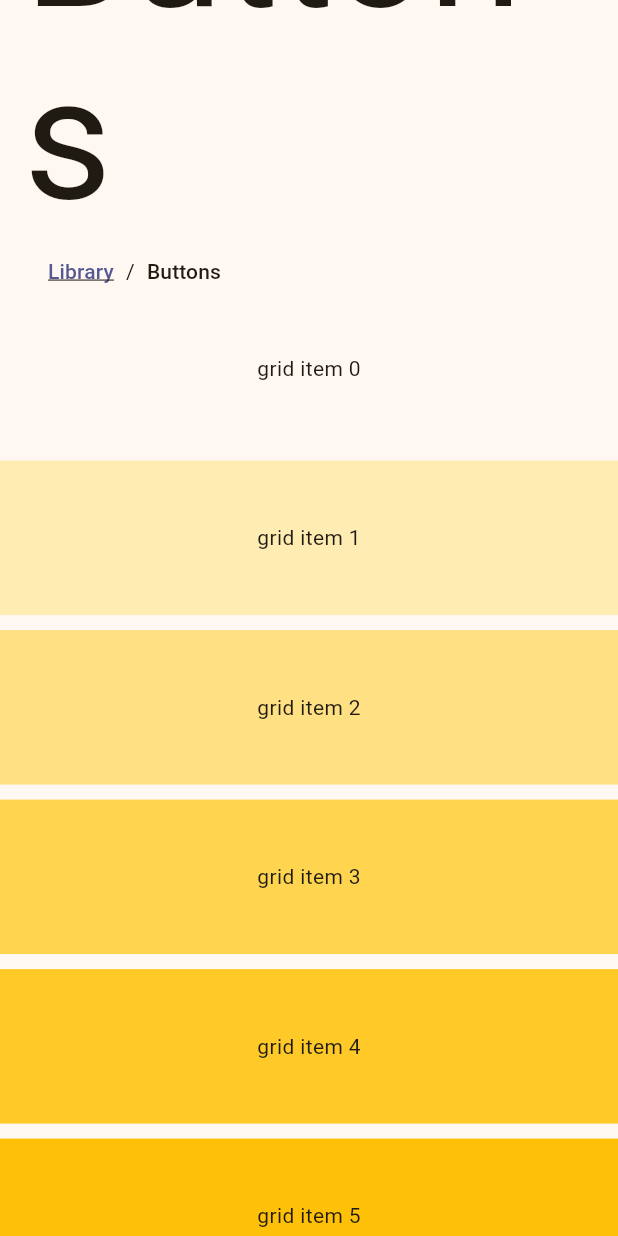
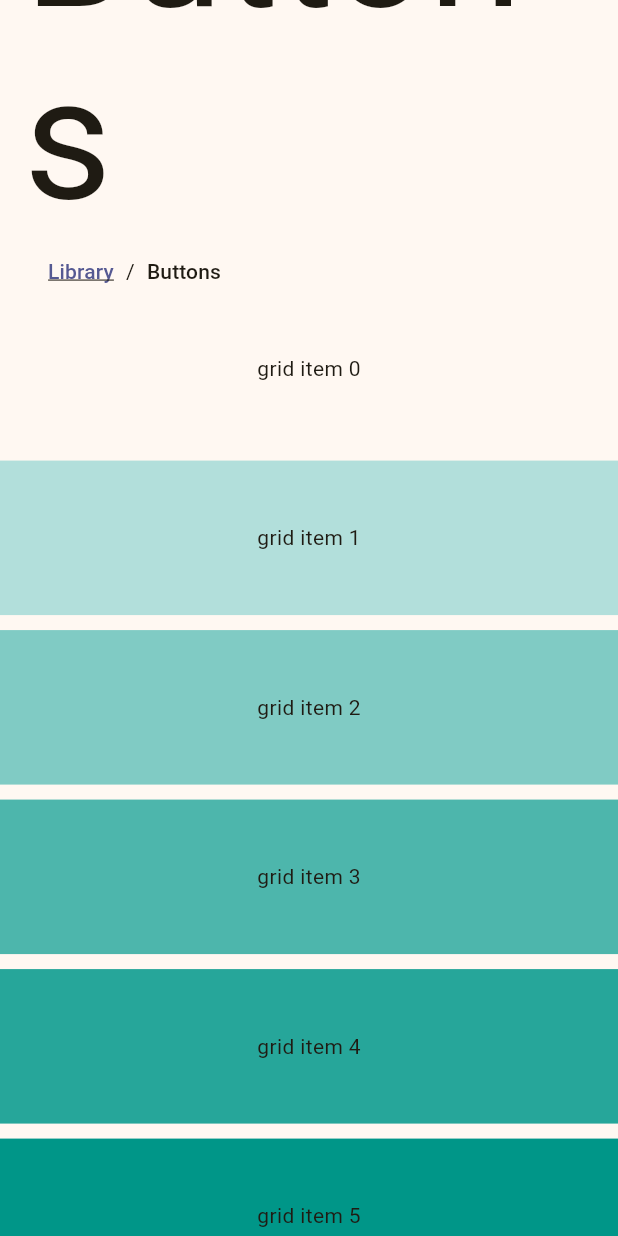
Before and after one commit to SDC-Consulting-BE/sfds, a Flutter app: the screen it shows after launch, after a tap on an icon or button, on a phone screen of 412 x 824 dp. Run offline on Flutter 3.47's test engine with Material 3 defaults, Android fonts, the phone set to English and light mode, and no system bars; our stand-ins replace go_router.

Commit message:
Minor reorganization

```diff
--- a/component_library/lib/app/library/button/button_library_screen.dart
+++ b/component_library/lib/app/library/button/button_library_screen.dart
@@ -1,3 +1,4 @@
+import "package:component_library/app/widget/mock_grid.dart";
 import "package:flutter/material.dart";
 import "package:sfds/widget.dart";
 
@@ -5,33 +6,11 @@ class ButtonLibraryScreen extends StatelessWidget {
   const ButtonLibraryScreen({super.key});
 
   @override
-  Widget build(BuildContext context) => const SteveView(
-    appBar: SteveViewAppBar(title: "Buttons"),
+  Widget build(BuildContext context) => const SteveSliverView(
+    appBar: SteveSliverViewAppBar(title: "Buttons"),
     slivers: [
       SteveSliverBreadcrumbs(),
-      _MockGrid(),
+      MockGrid(),
     ],
   );
 }
-
-class _MockGrid extends StatelessWidget {
-  const _MockGrid();
-
-  @override
-  Widget build(BuildContext context) => SliverGrid(
-    gridDelegate: const SliverGridDelegateWithMaxCrossAxisExtent(
-      maxCrossAxisExtent: 600,
-      mainAxisSpacing: 10,
-      crossAxisSpacing: 10,
-      childAspectRatio: 4,
-    ),
-    delegate: SliverChildBuilderDelegate(
-      (context, index) => Container(
-        alignment: Alignment.center,
-        color: Colors.amber[100 * (index % 9)],
-        child: Text("grid item $index"),
-      ),
-      childCount: 52,
-    ),
-  );
-}
--- a/component_library/lib/app/library/library_screen.dart
+++ b/component_library/lib/app/library/library_screen.dart
@@ -1,14 +1,13 @@
-import "package:component_library/app_routes.dart";
+import "package:component_library/app/widget/mock_grid.dart";
 import "package:flutter/material.dart";
-import "package:go_router/go_router.dart";
 import "package:sfds/widget.dart";
 
 class LibraryScreen extends StatelessWidget {
   const LibraryScreen({super.key});
 
   @override
-  Widget build(BuildContext context) => SteveView(
-    appBar: SteveViewAppBar(
+  Widget build(BuildContext context) => SteveSliverView(
+    appBar: SteveSliverViewAppBar(
       title: "Component Library",
       actions: [
         SteveViewAppBarAction(icon: Icons.sunny, onPressed: () {}),
@@ -16,31 +15,6 @@ class LibraryScreen extends StatelessWidget {
         SteveViewAppBarAction(icon: Icons.snowing, onPressed: () {}),
       ],
     ),
-    slivers: const [_MockGrid()],
+    slivers: const [MockGrid()],
   );
 }
-
-class _MockGrid extends StatelessWidget {
-  const _MockGrid();
-
-  @override
-  Widget build(BuildContext context) => SliverGrid(
-    gridDelegate: const SliverGridDelegateWithMaxCrossAxisExtent(
-      maxCrossAxisExtent: 600,
-      mainAxisSpacing: 10,
-      crossAxisSpacing: 10,
-      childAspectRatio: 4,
-    ),
-    delegate: SliverChildBuilderDelegate(
-      (context, index) => InkWell(
-        onTap: () => context.go(routeLibraryButtons),
-        child: Container(
-          alignment: Alignment.center,
-          color: Colors.teal[100 * (index % 9)],
-          child: Text("grid item $index"),
-        ),
-      ),
-      childCount: 52,
-    ),
-  );
-}
--- /dev/null
+++ b/component_library/lib/app/widget/mock_grid.dart
@@ -0,0 +1,28 @@
+import "package:component_library/app_routes.dart";
+import "package:flutter/material.dart";
+import "package:go_router/go_router.dart";
+
+class MockGrid extends StatelessWidget {
+  const MockGrid({super.key});
+
+  @override
+  Widget build(BuildContext context) => SliverGrid(
+    gridDelegate: const SliverGridDelegateWithMaxCrossAxisExtent(
+      maxCrossAxisExtent: 600,
+      mainAxisSpacing: 10,
+      crossAxisSpacing: 10,
+      childAspectRatio: 4,
+    ),
+    delegate: SliverChildBuilderDelegate(
+          (context, index) => InkWell(
+        onTap: () => context.go(routeLibraryButtons),
+        child: Container(
+          alignment: Alignment.center,
+          color: Colors.teal[100 * (index % 9)],
+          child: Text("grid item $index"),
+        ),
+      ),
+      childCount: 52,
+    ),
+  );
+}
--- a/lib/src/widget/view.dart
+++ b/lib/src/widget/view.dart
@@ -3,20 +3,20 @@ import "package:sfds/src/constants.dart";
 import "package:sfds/src/util/collection_util.dart";
 import "package:sfds/src/util/text_style_util.dart";
 
-const _steveViewAppBarPaddingFactor = 1.314;
-const _steveViewAppBarExpansionFactor = 2.0;
-const _steveViewAppBarHorizontalSpacing = 16.0;
-const _steveViewAppBarIconsSizeFactor = 0.5;
-const _steveViewAppBarIconsSpacer = sizedBoxW8;
+const _steveSliverViewAppBarPaddingFactor = 1.314;
+const _steveSliverViewAppBarExpansionFactor = 2.0;
+const _steveSliverViewAppBarHorizontalSpacing = 16.0;
+const _steveSliverViewAppBarIconsSizeFactor = 0.5;
+const _steveSliverViewAppBarIconsSpacer = sizedBoxW8;
 
-class SteveView extends StatelessWidget {
-  const SteveView({
+class SteveSliverView extends StatelessWidget {
+  const SteveSliverView({
     super.key,
     required this.appBar,
     required this.slivers,
   });
 
-  final SteveViewAppBar appBar;
+  final SteveSliverViewAppBar appBar;
   final List<Widget> slivers;
 
   @override
@@ -24,7 +24,7 @@ class SteveView extends StatelessWidget {
     var theme = Theme.of(context);
     var appBarTitleStyle = theme.textTheme.displayLarge!;
     var appBarTitleStyleHeight = TextStyleUtil.getTrueHeight(appBarTitleStyle);
-    var appBarHeight = appBarTitleStyleHeight * _steveViewAppBarPaddingFactor;
+    var appBarHeight = appBarTitleStyleHeight * _steveSliverViewAppBarPaddingFactor;
     var appBarVerticalPadding = (appBarHeight - appBarTitleStyleHeight) / 2;
     return Scaffold(
       body: CustomScrollView(
@@ -33,18 +33,18 @@ class SteveView extends StatelessWidget {
             pinned: true,
             collapsedHeight: appBarHeight,
             toolbarHeight: appBarHeight,
-            expandedHeight: appBarHeight * _steveViewAppBarExpansionFactor,
+            expandedHeight: appBarHeight * _steveSliverViewAppBarExpansionFactor,
             leading: sizedBoxZero,
             flexibleSpace: FlexibleSpaceBar(
-              titlePadding: EdgeInsets.symmetric(horizontal: _steveViewAppBarHorizontalSpacing, vertical: appBarVerticalPadding),
-              expandedTitleScale: _steveViewAppBarExpansionFactor,
+              titlePadding: EdgeInsets.symmetric(horizontal: _steveSliverViewAppBarHorizontalSpacing, vertical: appBarVerticalPadding),
+              expandedTitleScale: _steveSliverViewAppBarExpansionFactor,
               title: Text(appBar.title, style: appBarTitleStyle),
             ),
-            actionsPadding: const EdgeInsets.only(right: _steveViewAppBarHorizontalSpacing),
+            actionsPadding: const EdgeInsets.only(right: _steveSliverViewAppBarHorizontalSpacing),
             actionsIconTheme: IconThemeData(
-              size: appBarHeight * _steveViewAppBarIconsSizeFactor,
+              size: appBarHeight * _steveSliverViewAppBarIconsSizeFactor,
             ),
-            actions: CollectionUtil.intersperse(_steveViewAppBarIconsSpacer, appBar.actions).toList(),
+            actions: CollectionUtil.intersperse(_steveSliverViewAppBarIconsSpacer, appBar.actions).toList(),
           ),
           ...slivers,
         ],
@@ -53,8 +53,8 @@ class SteveView extends StatelessWidget {
   }
 }
 
-class SteveViewAppBar {
-  const SteveViewAppBar({
+class SteveSliverViewAppBar {
+  const SteveSliverViewAppBar({
     required this.title,
     this.actions = const [],
   });
@@ -63,11 +63,11 @@ class SteveViewAppBar {
   final List<SteveViewAppBarAction> actions;
 }
 
-const _steveViewActionDefaultScale = 1.0;
-const _steveViewActionHoverScale = 1.314;
-const _steveViewActionScaleAnimationDuration = durationMs100;
-const _steveViewActionSplashBorder = roundedRectangleBorderC12;
-const _steveViewActionPadding = paddingA6;
+const _steveSliverViewActionDefaultScale = 1.0;
+const _steveSliverViewActionHoverScale = 1.314;
+const _steveSliverViewActionScaleAnimationDuration = durationMs100;
+const _steveSliverViewActionSplashBorder = roundedRectangleBorderC12;
+const _steveSliverViewActionPadding = paddingA6;
 
 class SteveViewAppBarAction extends StatefulWidget {
   const SteveViewAppBarAction({
@@ -91,16 +91,16 @@ class _SteveViewAppBarActionState extends State<SteveViewAppBarAction> {
     var theme = Theme.of(context);
     var hoveredColor = theme.colorScheme.primary;
     return AnimatedScale(
-      scale: _hovered ? _steveViewActionHoverScale : _steveViewActionDefaultScale,
-      duration: _steveViewActionScaleAnimationDuration,
+      scale: _hovered ? _steveSliverViewActionHoverScale : _steveSliverViewActionDefaultScale,
+      duration: _steveSliverViewActionScaleAnimationDuration,
       child: InkWell(
         onTap: widget.onPressed,
         onHover: _updateHovered,
         hoverColor: colorTransparant,
         highlightColor: colorTransparant,
-        customBorder: _steveViewActionSplashBorder,
+        customBorder: _steveSliverViewActionSplashBorder,
         child: Padding(
-          padding: _steveViewActionPadding,
+          padding: _steveSliverViewActionPadding,
           child: Icon(
             widget.icon,
             color: _hovered ? hoveredColor : null,
```
